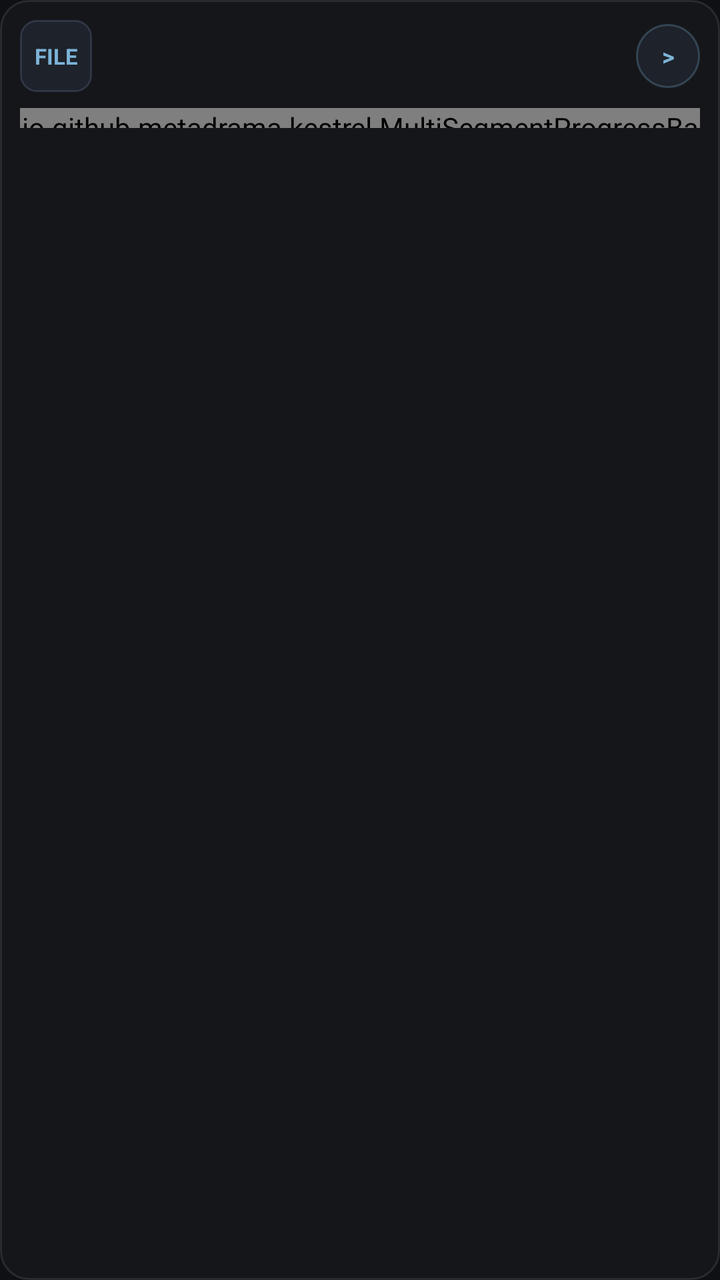
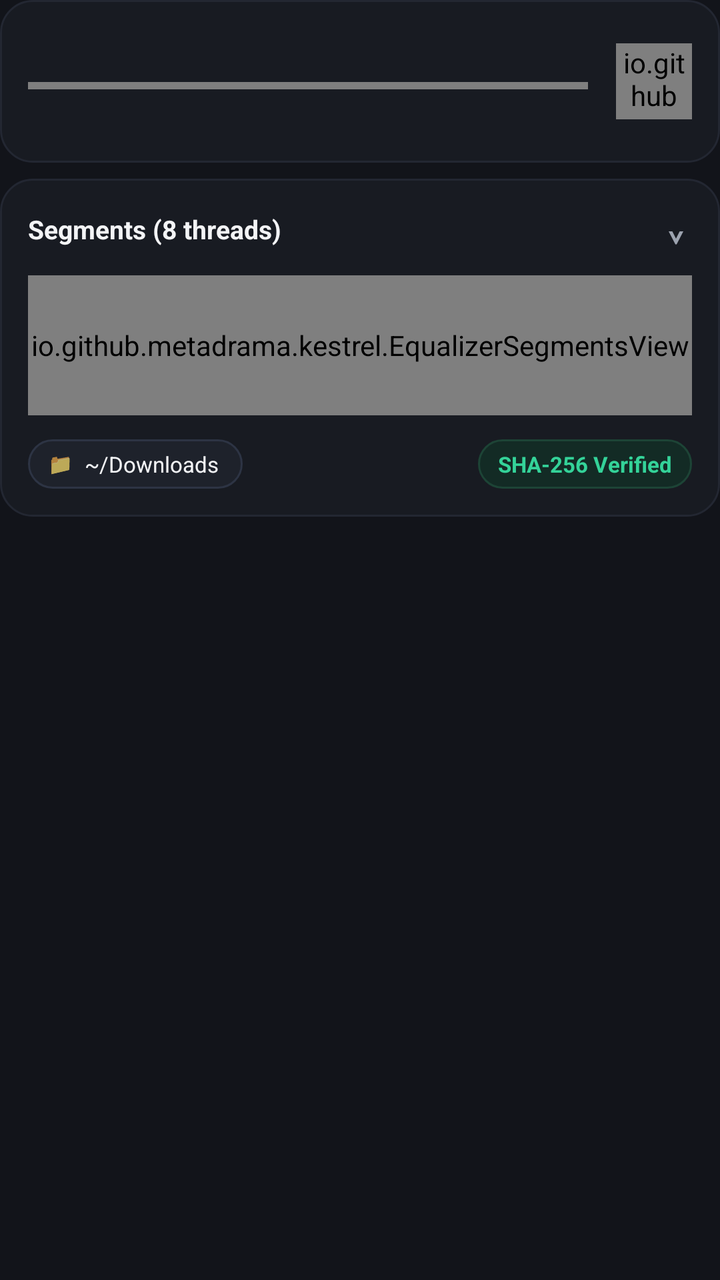

An Android layout rendered at two revisions. The XML below is the earlier revision; the diff shows what the commit changed to produce the second picture.
<!-- AndroidManifest.xml: application theme Theme.Kestrel -->
<!-- res/layout/item_download_card.xml -->
<?xml version="1.0" encoding="utf-8"?>
<LinearLayout xmlns:android="http://schemas.android.com/apk/res/android"
    android:layout_width="match_parent"
    android:layout_height="wrap_content"
    android:orientation="vertical"
    android:background="@drawable/card_background"
    android:padding="10dp"
    android:layout_marginBottom="8dp">

    
    <LinearLayout
        android:layout_width="match_parent"
        android:layout_height="wrap_content"
        android:orientation="horizontal"
        android:gravity="center_vertical">

        
        <TextView
            android:id="@+id/tvMimeBadge"
            android:layout_width="36dp"
            android:layout_height="36dp"
            android:background="@drawable/badge_background"
            android:gravity="center"
            android:text="FILE"
            android:textColor="@color/accent_ice"
            android:textSize="11sp"
            android:textStyle="bold"
            android:layout_marginEnd="10dp" />

        
        <LinearLayout
            android:layout_width="0dp"
            android:layout_height="wrap_content"
            android:layout_weight="1"
            android:orientation="vertical">

            <TextView
                android:id="@+id/tvTitle"
                android:layout_width="match_parent"
                android:layout_height="wrap_content"
                android:singleLine="true"
                android:ellipsize="end"
                android:textColor="@color/text_primary"
                android:textSize="13sp"
                android:textStyle="bold" />

            <TextView
                android:id="@+id/tvTelemetry"
                android:layout_width="match_parent"
                android:layout_height="wrap_content"
                android:singleLine="true"
                android:textColor="@color/text_secondary"
                android:textSize="11sp"
                android:typeface="monospace"
                android:layout_marginTop="2dp" />
        </LinearLayout>

        
        <TextView
            android:id="@+id/btnAction"
            android:layout_width="32dp"
            android:layout_height="32dp"
            android:background="@drawable/circle_button"
            android:gravity="center"
            android:text=">"
            android:textColor="@color/accent_ice"
            android:textSize="12sp"
            android:textStyle="bold"
            android:layout_marginStart="8dp" />
    </LinearLayout>

    
    <io.github.metadrama.kestrel.MultiSegmentProgressBar
        android:id="@+id/segmentBar"
        android:layout_width="match_parent"
        android:layout_height="10dp"
        android:layout_marginTop="8dp" />

    
    <LinearLayout
        android:id="@+id/layoutExpanded"
        android:layout_width="match_parent"
        android:layout_height="wrap_content"
        android:orientation="horizontal"
        android:layout_marginTop="8dp"
        android:visibility="gone"
        android:gravity="center_vertical">

        <TextView
            android:id="@+id/tvShaBadge"
            android:layout_width="wrap_content"
            android:layout_height="20dp"
            android:background="@drawable/badge_background"
            android:gravity="center"
            android:paddingStart="6dp"
            android:paddingEnd="6dp"
            android:text="@string/sha_verified"
            android:textColor="@color/accent_ice"
            android:textSize="10sp"
            android:layout_marginEnd="6dp" />

        <TextView
            android:id="@+id/tvDestPath"
            android:layout_width="0dp"
            android:layout_height="wrap_content"
            android:layout_weight="1"
            android:singleLine="true"
            android:ellipsize="middle"
            android:textColor="@color/text_secondary"
            android:textSize="10sp" />
    </LinearLayout>
</LinearLayout>
<!-- resources referenced by this layout -->
<resources>
  <color name="accent_ice">#7CB4D8</color>
  <color name="text_primary">#F4F6F9</color>
  <color name="text_secondary">#A0A5AD</color>
  <!-- drawable badge_background (drawable) -->
  <?xml version="1.0" encoding="utf-8"?>
  <shape xmlns:android="http://schemas.android.com/apk/res/android"
      android:shape="rectangle">
      <solid android:color="@color/badge_bg" />
      <corners android:radius="8dp" />
      <stroke android:width="1dp" android:color="@color/badge_border" />
  </shape>
  <!-- drawable card_background (drawable) -->
  <?xml version="1.0" encoding="utf-8"?>
  <shape xmlns:android="http://schemas.android.com/apk/res/android"
      android:shape="rectangle">
      <solid android:color="@color/card_bg" />
      <corners android:radius="14dp" />
      <stroke android:width="1dp" android:color="@color/card_border" />
  </shape>
  <!-- drawable circle_button (drawable) -->
  <?xml version="1.0" encoding="utf-8"?>
  <shape xmlns:android="http://schemas.android.com/apk/res/android"
      android:shape="oval">
      <solid android:color="@color/badge_bg" />
      <stroke android:width="1dp" android:color="#447CB4D8" />
  </shape>
  <string name="sha_verified">SHA-256 Verified</string>
  <style name="Theme.Kestrel" parent="android:Theme.Material.NoActionBar">
          <item name="android:windowBackground">@color/bg_dark</item>
          <item name="android:statusBarColor">@color/bg_dark</item>
          <item name="android:navigationBarColor">@color/bg_dark</item>
          <item name="android:textColorPrimary">@color/text_primary</item>
          <item name="android:textColorSecondary">@color/text_secondary</item>
      </style>
  <color name="badge_bg">#1E222A</color>
  <color name="badge_border">#2F3542</color>
  <color name="card_bg">#14161A</color>
  <color name="card_border">#1AFFFFFF</color>
  <color name="bg_dark">#0E1013</color>
</resources>

<!-- the commit's change to res/layout/item_download_card.xml (unified diff, before → after) -->
@@ -2,30 +2,16 @@
 <LinearLayout xmlns:android="http://schemas.android.com/apk/res/android"
     android:layout_width="match_parent"
     android:layout_height="wrap_content"
-    android:orientation="vertical"
-    android:background="@drawable/card_background"
-    android:padding="10dp"
-    android:layout_marginBottom="8dp">
+    android:orientation="vertical">
 
     
     <LinearLayout
         android:layout_width="match_parent"
         android:layout_height="wrap_content"
+        android:background="@drawable/card_background"
         android:orientation="horizontal"
-        android:gravity="center_vertical">
-
-        
-        <TextView
-            android:id="@+id/tvMimeBadge"
-            android:layout_width="36dp"
-            android:layout_height="36dp"
-            android:background="@drawable/badge_background"
-            android:gravity="center"
-            android:text="FILE"
-            android:textColor="@color/accent_ice"
-            android:textSize="11sp"
-            android:textStyle="bold"
-            android:layout_marginEnd="10dp" />
+        android:gravity="center_vertical"
+        android:padding="14dp">
 
         
         <LinearLayout
@@ -34,16 +20,26 @@
             android:layout_weight="1"
             android:orientation="vertical">
 
+            
             <TextView
                 android:id="@+id/tvTitle"
                 android:layout_width="match_parent"
                 android:layout_height="wrap_content"
                 android:singleLine="true"
-                android:ellipsize="end"
-                android:textColor="@color/text_primary"
-                android:textSize="13sp"
+                android:ellipsize="middle"
+                android:textColor="@color/text_white"
+                android:textSize="14sp"
                 android:textStyle="bold" />
 
+            
+            <io.github.metadrama.kestrel.ThinProgressBar
+                android:id="@+id/progressLine"
+                android:layout_width="match_parent"
+                android:layout_height="3.5dp"
+                android:layout_marginTop="8dp"
+                android:layout_marginBottom="8dp" />
+
+            
             <TextView
                 android:id="@+id/tvTelemetry"
                 android:layout_width="match_parent"
@@ -51,62 +47,132 @@
                 android:singleLine="true"
                 android:textColor="@color/text_secondary"
                 android:textSize="11sp"
-                android:typeface="monospace"
-                android:layout_marginTop="2dp" />
+                android:typeface="monospace" />
         </LinearLayout>
 
         
-        <TextView
-            android:id="@+id/btnAction"
-            android:layout_width="32dp"
-            android:layout_height="32dp"
-            android:background="@drawable/circle_button"
-            android:gravity="center"
-            android:text=">"
-            android:textColor="@color/accent_ice"
-            android:textSize="12sp"
-            android:textStyle="bold"
-            android:layout_marginStart="8dp" />
+        <io.github.metadrama.kestrel.ProgressRingButton
+            android:id="@+id/btnRingAction"
+            android:layout_width="38dp"
+            android:layout_height="38dp"
+            android:layout_marginStart="14dp"
+            android:layout_gravity="center_vertical" />
     </LinearLayout>
 
     
-    <io.github.metadrama.kestrel.MultiSegmentProgressBar
-        android:id="@+id/segmentBar"
-        android:layout_width="match_parent"
-        android:layout_height="10dp"
-        android:layout_marginTop="8dp" />
-
-    
     <LinearLayout
-        android:id="@+id/layoutExpanded"
+        android:id="@+id/layoutSegmentsCard"
         android:layout_width="match_parent"
         android:layout_height="wrap_content"
-        android:orientation="horizontal"
         android:layout_marginTop="8dp"
-        android:visibility="gone"
-        android:gravity="center_vertical">
+        android:background="@drawable/card_background"
+        android:orientation="vertical"
+        android:padding="14dp">
 
-        <TextView
-            android:id="@+id/tvShaBadge"
-            android:layout_width="wrap_content"
-            android:layout_height="20dp"
-            android:background="@drawable/badge_background"
-            android:gravity="center"
-            android:paddingStart="6dp"
-            android:paddingEnd="6dp"
-            android:text="@string/sha_verified"
-            android:textColor="@color/accent_ice"
-            android:textSize="10sp"
-            android:layout_marginEnd="6dp" />
+        
+        <LinearLayout
+            android:id="@+id/layoutSegmentsHeader"
+            android:layout_width="match_parent"
+            android:layout_height="wrap_content"
+            android:orientation="horizontal"
+            android:gravity="center_vertical"
+            android:clickable="true"
+            android:focusable="true">
 
-        <TextView
-            android:id="@+id/tvDestPath"
-            android:layout_width="0dp"
+            <TextView
+                android:id="@+id/tvSegmentsTitle"
+                android:layout_width="0dp"
+                android:layout_height="wrap_content"
+                android:layout_weight="1"
+                android:text="@string/segments_header"
+                android:textColor="@color/text_primary"
+                android:textSize="13sp"
+                android:textStyle="bold" />
+
+            <TextView
+                android:id="@+id/tvSegmentsChevron"
+                android:layout_width="wrap_content"
+                android:layout_height="wrap_content"
+                android:text="⌄"
+                android:textColor="@color/text_secondary"
+                android:textSize="16sp"
+                android:textStyle="bold"
+                android:paddingStart="8dp"
+                android:paddingEnd="4dp" />
+        </LinearLayout>
+
+        
+        <LinearLayout
+            android:id="@+id/layoutSegmentsContent"
+            android:layout_width="match_parent"
             android:layout_height="wrap_content"
-            android:layout_weight="1"
-            android:singleLine="true"
-            android:ellipsize="middle"
-            android:textColor="@color/text_secondary"
-            android:textSize="10sp" />
+            android:orientation="vertical"
+            android:layout_marginTop="12dp">
+
+            
+            <io.github.metadrama.kestrel.EqualizerSegmentsView
+                android:id="@+id/equalizerView"
+                android:layout_width="match_parent"
+                android:layout_height="70dp" />
+
+            
+            <LinearLayout
+                android:layout_width="match_parent"
+                android:layout_height="wrap_content"
+                android:orientation="horizontal"
+                android:gravity="center_vertical"
+                android:layout_marginTop="12dp">
+
+                
+                <LinearLayout
+                    android:id="@+id/layoutFolderPill"
+                    android:layout_width="wrap_content"
+                    android:layout_height="wrap_content"
+                    android:background="@drawable/folder_pill_background"
+                    android:orientation="horizontal"
+                    android:gravity="center_vertical"
+                    android:paddingStart="10dp"
+                    android:paddingEnd="12dp"
+                    android:paddingTop="5dp"
+                    android:paddingBottom="5dp">
+
+                    <TextView
+                        android:layout_width="wrap_content"
+                        android:layout_height="wrap_content"
+                        android:text="📁"
+                        android:textSize="10sp"
+                        android:layout_marginEnd="6dp" />
+
+                    <TextView
+                        android:id="@+id/tvFolderDest"
+                        android:layout_width="wrap_content"
+                        android:layout_height="wrap_content"
+                        android:text="@string/default_folder"
+                        android:textColor="@color/text_primary"
+                        android:textSize="11sp" />
+                </LinearLayout>
+
+                <View
+                    android:layout_width="0dp"
+                    android:layout_height="1dp"
+                    android:layout_weight="1" />
+
+                
+                <TextView
+                    android:id="@+id/tvShaBadge"
+                    android:layout_width="wrap_content"
+                    android:layout_height="wrap_content"
+                    android:background="@drawable/verified_badge_background"
+                    android:paddingStart="10dp"
+                    android:paddingEnd="10dp"
+                    android:paddingTop="5dp"
+                    android:paddingBottom="5dp"
+                    android:text="@string/sha_verified"
+                    android:textColor="@color/emerald_verified"
+                    android:textSize="11sp"
+                    android:textStyle="bold" />
+            </LinearLayout>
+        </LinearLayout>
     </LinearLayout>
+
 </LinearLayout>
<!-- resource entries referenced after the edit -->
@@ -1,43 +1,49 @@
 <!-- resources referenced by this layout -->
 <resources>
-  <color name="accent_ice">#7CB4D8</color>
-  <color name="text_primary">#F4F6F9</color>
-  <color name="text_secondary">#A0A5AD</color>
-  <!-- drawable badge_background (drawable) -->
-  <?xml version="1.0" encoding="utf-8"?>
-  <shape xmlns:android="http://schemas.android.com/apk/res/android"
-      android:shape="rectangle">
-      <solid android:color="@color/badge_bg" />
-      <corners android:radius="8dp" />
-      <stroke android:width="1dp" android:color="@color/badge_border" />
-  </shape>
+  <color name="emerald_verified">#34D399</color>
+  <color name="text_primary">#F3F4F6</color>
+  <color name="text_secondary">#9CA3AF</color>
+  <color name="text_white">#FFFFFF</color>
   <!-- drawable card_background (drawable) -->
   <?xml version="1.0" encoding="utf-8"?>
   <shape xmlns:android="http://schemas.android.com/apk/res/android"
       android:shape="rectangle">
-      <solid android:color="@color/card_bg" />
-      <corners android:radius="14dp" />
-      <stroke android:width="1dp" android:color="@color/card_border" />
+      <solid android:color="@color/card_obsidian" />
+      <corners android:radius="16dp" />
+      <stroke android:width="1dp" android:color="@color/border_obsidian" />
   </shape>
-  <!-- drawable circle_button (drawable) -->
+  <!-- drawable folder_pill_background (drawable) -->
   <?xml version="1.0" encoding="utf-8"?>
   <shape xmlns:android="http://schemas.android.com/apk/res/android"
-      android:shape="oval">
-      <solid android:color="@color/badge_bg" />
-      <stroke android:width="1dp" android:color="#447CB4D8" />
+      android:shape="rectangle">
+      <solid android:color="@color/pill_bg" />
+      <corners android:radius="14dp" />
+      <stroke android:width="1dp" android:color="@color/pill_border" />
   </shape>
+  <!-- drawable verified_badge_background (drawable) -->
+  <?xml version="1.0" encoding="utf-8"?>
+  <shape xmlns:android="http://schemas.android.com/apk/res/android"
+      android:shape="rectangle">
+      <solid android:color="@color/emerald_badge_bg" />
+      <corners android:radius="14dp" />
+      <stroke android:width="1dp" android:color="@color/emerald_badge_border" />
+  </shape>
+  <string name="default_folder">~/Downloads</string>
+  <string name="segments_header">Segments (8 threads)</string>
   <string name="sha_verified">SHA-256 Verified</string>
   <style name="Theme.Kestrel" parent="android:Theme.Material.NoActionBar">
-          <item name="android:windowBackground">@color/bg_dark</item>
-          <item name="android:statusBarColor">@color/bg_dark</item>
-          <item name="android:navigationBarColor">@color/bg_dark</item>
+          <item name="android:windowBackground">@color/bg_obsidian</item>
+          <item name="android:statusBarColor">@color/bg_obsidian</item>
+          <item name="android:navigationBarColor">@color/bg_obsidian</item>
           <item name="android:textColorPrimary">@color/text_primary</item>
           <item name="android:textColorSecondary">@color/text_secondary</item>
       </style>
-  <color name="badge_bg">#1E222A</color>
-  <color name="badge_border">#2F3542</color>
-  <color name="card_bg">#14161A</color>
-  <color name="card_border">#1AFFFFFF</color>
-  <color name="bg_dark">#0E1013</color>
+  <color name="card_obsidian">#181B22</color>
+  <color name="border_obsidian">#232732</color>
+  <color name="pill_bg">#1E222B</color>
+  <color name="pill_border">#2D3444</color>
+  <color name="emerald_badge_bg">#132B25</color>
+  <color name="emerald_badge_border">#1D4436</color>
+  <color name="bg_obsidian">#12141A</color>
 </resources>
 
